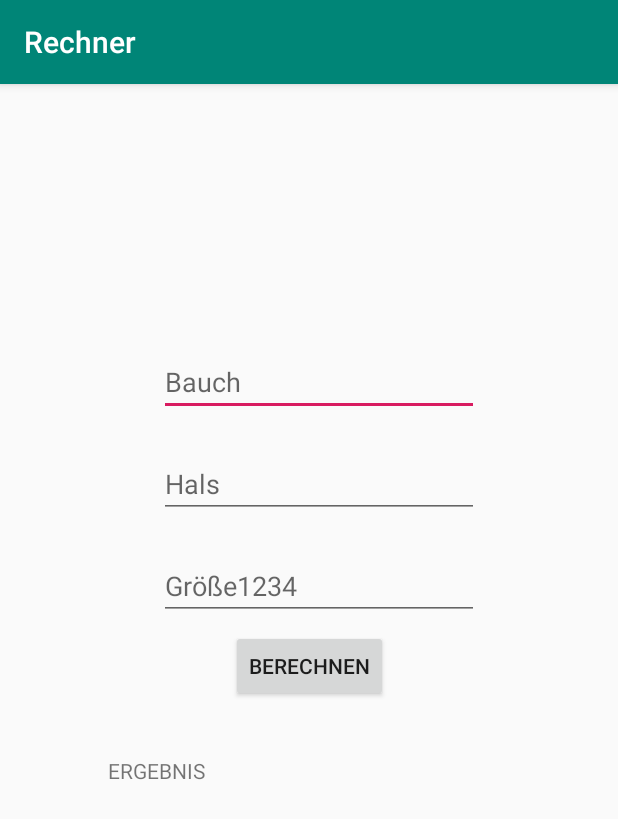
After one commit to Anthony1198/App, an Android app: the MannActivity screen opened directly, with no data from a screen before it, on a phone screen of 412 x 824 dp. The commit adds this screen. Shown: the top 819 px of the screen. Run offline under Robolectric (Android 15) with nearby library versions, the light colour scheme and no system bars.

Commit message:
Mann und Frau hinzugefügt

```diff
--- a/app/src/main/AndroidManifest.xml
+++ b/app/src/main/AndroidManifest.xml
@@ -9,12 +9,12 @@
         android:roundIcon="@mipmap/ic_launcher_round"
         android:supportsRtl="true"
         android:theme="@style/AppTheme">
-        <activity android:name=".Main2Activity"></activity>
+        <activity android:name=".MannActivity"/>
+        <activity android:name=".FrauActivity"/>
         <activity android:name=".Liniendiagramm" />
         <activity android:name=".MainActivity">
             <intent-filter>
                 <action android:name="android.intent.action.MAIN" />
-
                 <category android:name="android.intent.category.LAUNCHER" />
             </intent-filter>
         </activity>
--- /dev/null
+++ b/app/src/main/java/com/example/myapplication/MannActivity.java
@@ -0,0 +1,57 @@
+package com.example.myapplication;
+
+import android.content.Intent;
+import android.os.Bundle;
+import android.view.View;
+import android.widget.Button;
+import android.widget.EditText;
+import android.widget.ImageView;
+import android.widget.TextView;
+
+import androidx.appcompat.app.AppCompatActivity;
+
+public class MannActivity extends AppCompatActivity {
+
+
+    @Override
+    protected void onCreate(Bundle savedInstanceState) {
+        super.onCreate(savedInstanceState);
+        setContentView(R.layout.activity_mann);
+
+
+        Button button = (Button) findViewById(R.id.button);
+        button.setOnClickListener(new View.OnClickListener() {
+            @Override
+            public void onClick(View v) {
+                EditText bauchTEXT = (EditText) findViewById(R.id.editText2);
+                EditText halsTEXT = (EditText) findViewById(R.id.editText3);
+                EditText groeßeTEXT = (EditText) findViewById(R.id.editText4);
+                TextView ergebnis = (TextView) findViewById(R.id.textView2);
+                ImageView bild = (ImageView) findViewById(R.id.imageView2);
+
+                double bauch = Double.parseDouble(bauchTEXT.getText().toString());
+                double hals = Double.parseDouble(halsTEXT.getText().toString());
+                double groeße = Double.parseDouble(groeßeTEXT.getText().toString());
+
+
+                double kfa = (86.010 * Math.log(bauch - hals)) - (70.041 * Math.log(groeße)) + 30.30;
+                ergebnis.setText("KFA (MANN): " + kfa);
+                if(kfa > 30) {
+                    bild.setImageResource(R.drawable.ic_launcher_background);
+                }else {
+                    bild.setImageResource(R.drawable.abc);
+                }
+            }
+        });
+    }
+
+
+
+
+
+    public void diagrammOeffnen(){
+        Intent inte = new Intent(this, Liniendiagramm.class);
+        startActivity(inte);
+    }
+
+}
--- /dev/null
+++ b/app/src/main/res/layout/activity_mann.xml
@@ -0,0 +1,79 @@
+<?xml version="1.0" encoding="utf-8"?>
+<androidx.constraintlayout.widget.ConstraintLayout xmlns:android="http://schemas.android.com/apk/res/android"
+    xmlns:app="http://schemas.android.com/apk/res-auto"
+    xmlns:tools="http://schemas.android.com/tools"
+    android:layout_width="match_parent"
+    android:layout_height="match_parent"
+    tools:context=".MannActivity">
+
+
+    <EditText
+        android:id="@+id/editText2"
+        android:layout_width="wrap_content"
+        android:layout_height="wrap_content"
+        android:layout_marginTop="176dp"
+        android:ems="10"
+        android:hint="Bauch"
+        android:inputType="numberDecimal"
+        app:layout_constraintEnd_toEndOf="parent"
+        app:layout_constraintHorizontal_bias="0.535"
+        app:layout_constraintStart_toStartOf="parent"
+        app:layout_constraintTop_toTopOf="parent" />
+
+    <EditText
+        android:id="@+id/editText3"
+        android:layout_width="wrap_content"
+        android:layout_height="wrap_content"
+        android:layout_marginTop="244dp"
+        android:ems="10"
+        android:hint="Hals"
+        android:inputType="numberDecimal"
+        app:layout_constraintEnd_toEndOf="parent"
+        app:layout_constraintHorizontal_bias="0.535"
+        app:layout_constraintStart_toStartOf="parent"
+        app:layout_constraintTop_toTopOf="parent" />
+
+    <EditText
+        android:id="@+id/editText4"
+        android:layout_width="wrap_content"
+        android:layout_height="wrap_content"
+        android:layout_marginTop="312dp"
+        android:ems="10"
+        android:hint="Größe1234"
+        android:inputType="numberDecimal"
+        app:layout_constraintEnd_toEndOf="parent"
+        app:layout_constraintHorizontal_bias="0.535"
+        app:layout_constraintStart_toStartOf="parent"
+        app:layout_constraintTop_toTopOf="parent" />
+
+    <Button
+        android:id="@+id/button"
+        android:layout_width="wrap_content"
+        android:layout_height="wrap_content"
+        android:layout_marginTop="364dp"
+        android:text="Berechnen"
+        app:layout_constraintEnd_toEndOf="parent"
+        app:layout_constraintStart_toStartOf="parent"
+        app:layout_constraintTop_toTopOf="parent" />
+
+    <TextView
+        android:id="@+id/textView2"
+        android:layout_width="103dp"
+        android:layout_height="18dp"
+        android:layout_marginStart="72dp"
+        android:layout_marginTop="448dp"
+        android:text="ERGEBNIS"
+        app:layout_constraintStart_toStartOf="parent"
+        app:layout_constraintTop_toTopOf="parent" />
+
+    <ImageView
+        android:id="@+id/imageView2"
+        android:layout_width="100dp"
+        android:layout_height="100dp"
+        android:layout_marginTop="424dp"
+        android:layout_marginEnd="100dp"
+        app:layout_constraintEnd_toEndOf="parent"
+        app:layout_constraintTop_toTopOf="parent"
+        tools:srcCompat="@tools:sample/avatars[0]" />
+
+</androidx.constraintlayout.widget.ConstraintLayout>
```
Also changed, not shown: app/src/main/java/com/example/myapplication/FrauActivity.java (added, +46 -0 lines), app/src/main/java/com/example/myapplication/Main2Activity.java (deleted, +0 -93 lines), app/src/main/java/com/example/myapplication/MainActivity.java (+20 -8 lines), app/src/main/res/layout/activity_frau.xml (renamed from app/src/main/res/layout/activity_main2.xml, +1 -11 lines), app/src/main/res/layout/activity_main.xml (+50 -0 lines), app/src/main/res/drawable/bild_frau.png (added), app/src/main/res/drawable/bild_mann.png (added).
